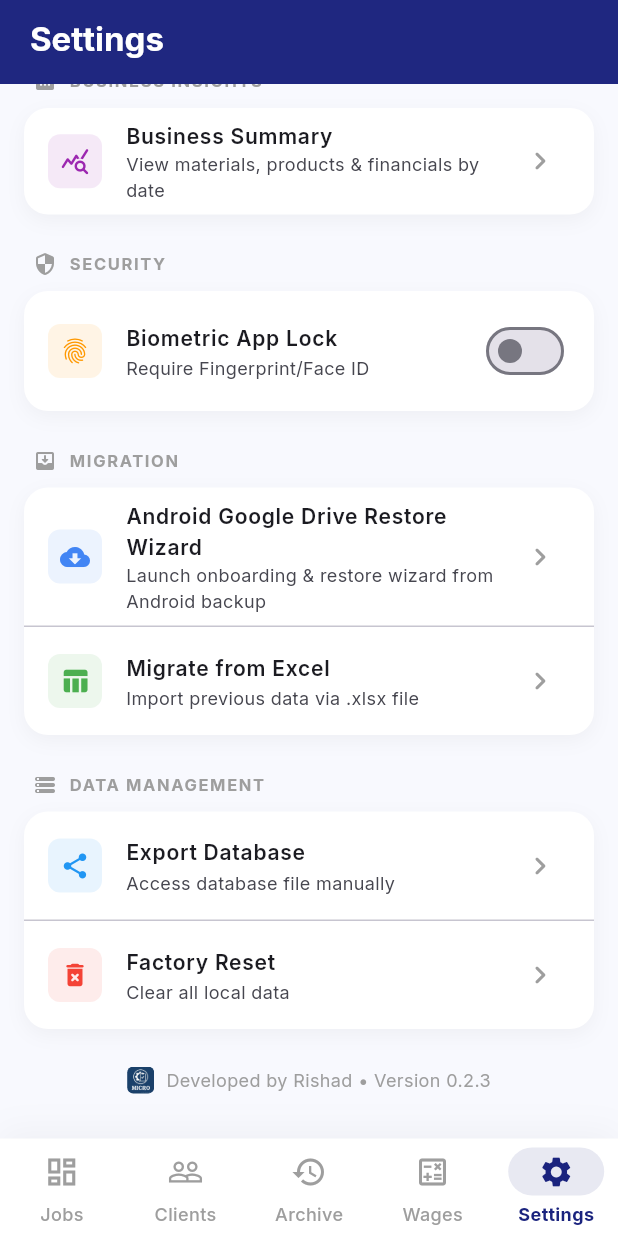
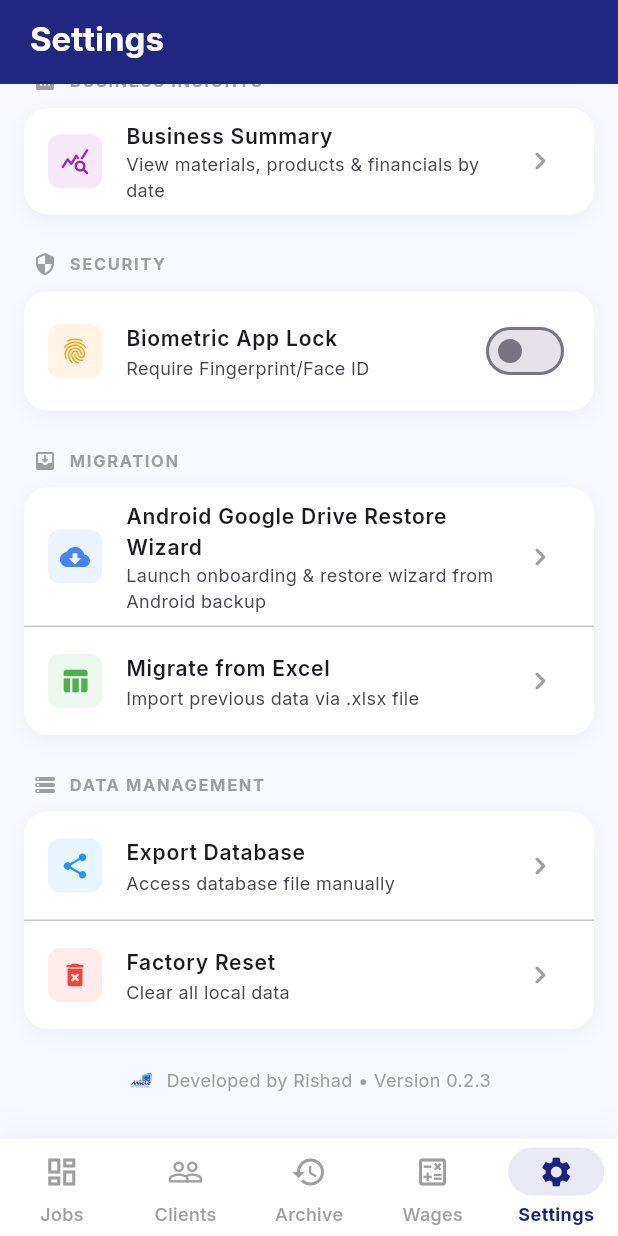
Before and after one commit to MrishadK/micro-fabrication-erp, a Flutter app: the screen it shows after launch, item 5 of the bottom bar chosen, scrolled down 251 dp, on a phone screen of 412 x 824 dp. Run offline on Flutter 3.47's test engine with Material 3 defaults, Android fonts, the phone set to English and light mode, and no system bars; our stand-ins replace file_picker, flutter_riverpod, google_fonts, google_sign_in, googleapis_auth, local_auth and 8 more; missing offline and left inert: excel, extension_google_sign_in_as_googleapis_auth, googleapis, restart_app, shorebird_code_push; accounts and stored records are empty.

Commit message:
feat: use app.png for in-app logo and Logo.png for app launcher icons; fix top white dialog outline

```diff
--- a/lib/main.dart
+++ b/lib/main.dart
@@ -230,7 +230,7 @@ class _AuthWrapperState extends State<AuthWrapper> {
           child: Column(
             mainAxisAlignment: MainAxisAlignment.center,
             children: [
-              Image.asset('assets/Logo.png', width: 72, height: 72),
+              Image.asset('assets/app.png', width: 72, height: 72),
               const SizedBox(height: 24),
               const CircularProgressIndicator(color: Color(0xFFFF6D00), strokeWidth: 2.5),
             ],
@@ -254,7 +254,7 @@ class _AuthWrapperState extends State<AuthWrapper> {
           child: Column(
             mainAxisAlignment: MainAxisAlignment.center,
             children: [
-              Image.asset('assets/Logo.png', width: 88, height: 88),
+              Image.asset('assets/app.png', width: 88, height: 88),
               const SizedBox(height: 20),
               const Text(
                 "Micro Locked",
--- a/lib/screens/dashboard_screen.dart
+++ b/lib/screens/dashboard_screen.dart
@@ -628,7 +628,7 @@ class _DashboardScreenState extends ConsumerState<DashboardScreen> {
                   child: ClipRRect(
                     borderRadius: BorderRadius.circular(8),
                     child: Image.asset(
-                      'assets/Logo.png',
+                      'assets/app.png',
                       width: 32,
                       height: 32,
                       fit: BoxFit.contain,
--- a/lib/screens/settings_view.dart
+++ b/lib/screens/settings_view.dart
@@ -184,7 +184,7 @@ class _SettingsViewState extends ConsumerState<SettingsView> {
                           ClipRRect(
                             borderRadius: BorderRadius.circular(4),
                             child: Image.asset(
-                              'assets/Logo.png',
+                              'assets/app.png',
                               width: 18,
                               height: 18,
                               fit: BoxFit.contain,
--- a/lib/screens/welcome_restore_screen.dart
+++ b/lib/screens/welcome_restore_screen.dart
@@ -642,7 +642,7 @@ class _WelcomeRestoreScreenState extends State<WelcomeRestoreScreen>
                 child: ClipRRect(
                   borderRadius: BorderRadius.circular(10),
                   child: Image.asset(
-                    'assets/Logo.png',
+                    'assets/app.png',
                     width: 44,
                     height: 44,
                     fit: BoxFit.contain,
@@ -844,7 +844,7 @@ class _WelcomeRestoreScreenState extends State<WelcomeRestoreScreen>
           ),
           child: ClipOval(
             child: Image.asset(
-              'assets/Logo.png',
+              'assets/app.png',
               width: 64,
               height: 64,
               fit: BoxFit.contain,
--- a/pubspec.yaml
+++ b/pubspec.yaml
@@ -46,6 +46,7 @@ flutter:
   uses-material-design: true
   assets:
     - assets/Logo.png
+    - assets/app.png
     - assets/bill.png
     - shorebird.yaml
 
```
Also changed, not shown: lib/widgets/edit_job_dialog.dart (+5 -2 lines), lib/widgets/receipt_form.dart (+9 -4 lines), assets/Logo.png, assets/app.png (added), 6 other files.
